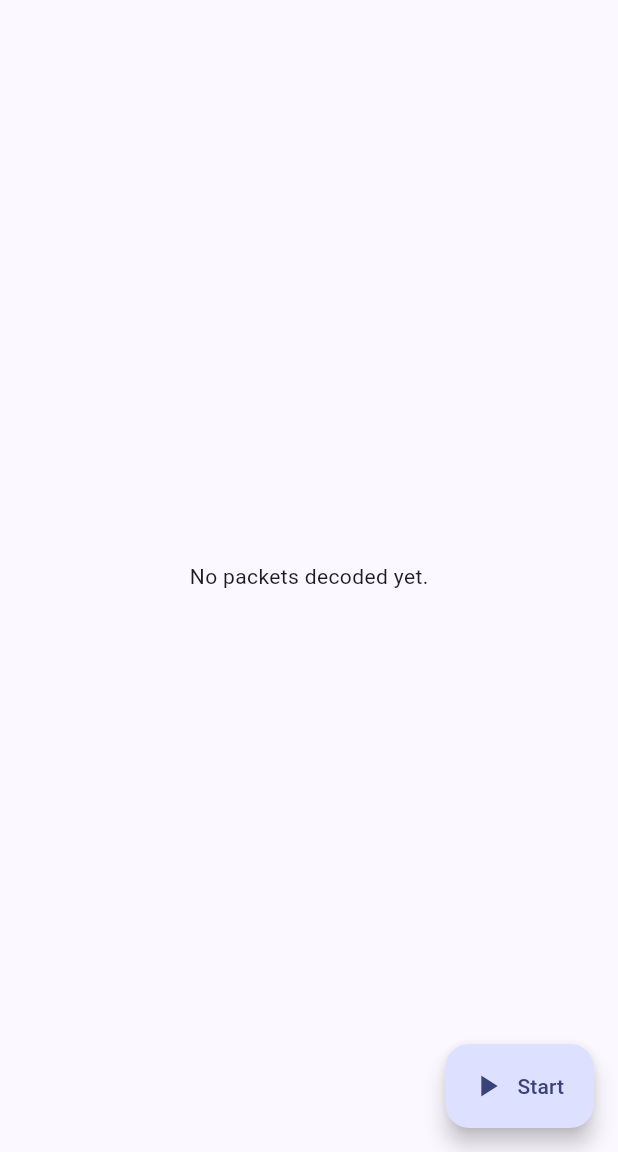
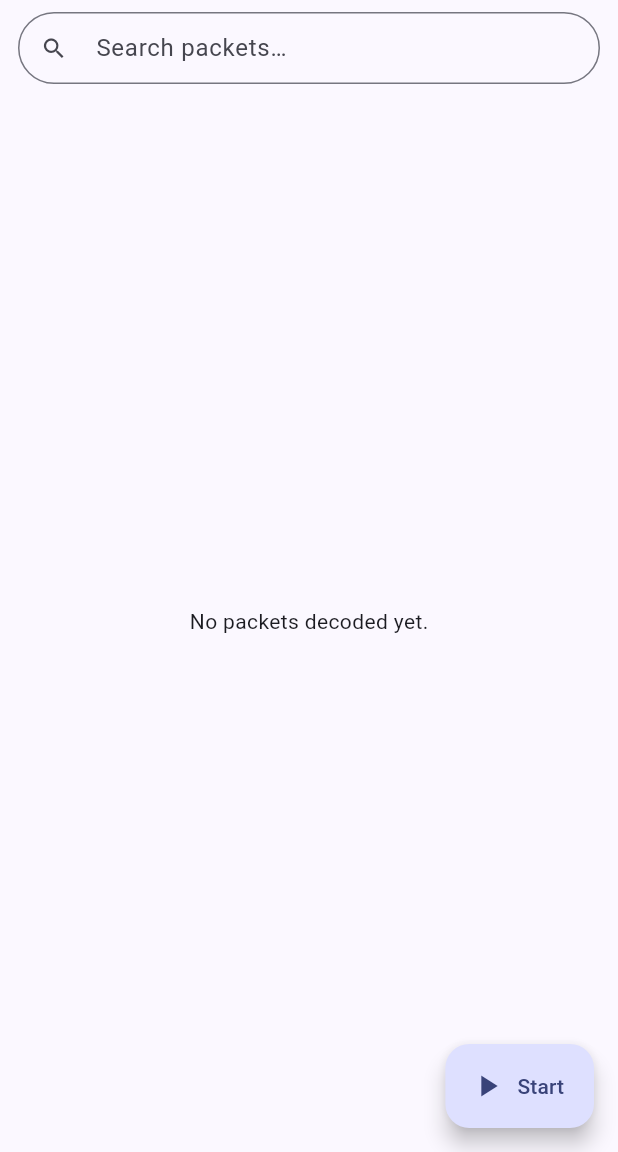
Before and after one commit to SarahRoseLives/and433, a Flutter app: the screen it shows after launch, on a phone screen of 412 x 824 dp, the part 84-1236 px from its top. Run offline on Flutter 3.47's test engine with Material 3 defaults, Android fonts, the phone set to English and light mode, and no system bars; missing offline and left inert: dart:ffi.

Commit message:
Add search bar and device model filter chips
Co-authored-by: Copilot <223556219+Copilot@users.noreply.github.com>

```diff
--- a/and433_app/lib/main.dart
+++ b/and433_app/lib/main.dart
@@ -1,4 +1,5 @@
 import 'dart:async';
+import 'dart:convert';
 
 import 'package:flutter/material.dart';
 import 'package:flutter/services.dart';
@@ -41,6 +42,29 @@ class _DecoderPageState extends State<DecoderPage> {
   String _status = 'Stopped';
   final List<Map<String, dynamic>> _packets = [];
   StreamSubscription<Map<String, dynamic>>? _sub;
+
+  // Search & filter state
+  String _searchQuery = '';
+  final Set<String> _selectedModels = {};
+
+  List<Map<String, dynamic>> get _filteredPackets {
+    final query = _searchQuery.toLowerCase();
+    return _packets.where((p) {
+      final matchesModel = _selectedModels.isEmpty ||
+          _selectedModels.contains(p['model'] as String? ?? 'Unknown');
+      final matchesSearch = query.isEmpty ||
+          jsonEncode(p).toLowerCase().contains(query);
+      return matchesModel && matchesSearch;
+    }).toList();
+  }
+
+  List<String> get _uniqueModels {
+    final seen = <String>{};
+    return _packets
+        .map((p) => p['model'] as String? ?? 'Unknown')
+        .where(seen.add)
+        .toList();
+  }
 
   Future<void> _start() async {
     setState(() {
@@ -130,14 +154,65 @@ class _DecoderPageState extends State<DecoderPage> {
       ),
       body: Column(
         children: [
+          // ── Search bar ─────────────────────────────────────────────────
+          Padding(
+            padding: const EdgeInsets.fromLTRB(12, 8, 12, 4),
+            child: TextField(
+              decoration: InputDecoration(
+                hintText: 'Search packets…',
+                prefixIcon: const Icon(Icons.search),
+                suffixIcon: _searchQuery.isNotEmpty
+                    ? IconButton(
+                        icon: const Icon(Icons.clear),
+                        onPressed: () => setState(() => _searchQuery = ''),
+                      )
+                    : null,
+                isDense: true,
+                border: OutlineInputBorder(
+                  borderRadius: BorderRadius.circular(24),
+                ),
+              ),
+              onChanged: (v) => setState(() => _searchQuery = v),
+            ),
+          ),
+          // ── Device filter chips ────────────────────────────────────────
+          if (_uniqueModels.isNotEmpty)
+            SizedBox(
+              height: 40,
+              child: ListView(
+                padding: const EdgeInsets.symmetric(horizontal: 12),
+                scrollDirection: Axis.horizontal,
+                children: _uniqueModels.map((model) {
+                  final selected = _selectedModels.contains(model);
+                  return Padding(
+                    padding: const EdgeInsets.only(right: 6),
+                    child: FilterChip(
+                      label: Text(model),
+                      selected: selected,
+                      onSelected: (on) => setState(() {
+                        if (on) {
+                          _selectedModels.add(model);
+                        } else {
+                          _selectedModels.remove(model);
+                        }
+                      }),
+                    ),
+                  );
+                }).toList(),
+              ),
+            ),
           // ── Decoded packets ────────────────────────────────────────────
           Expanded(
-            child: _packets.isEmpty
-                ? const Center(child: Text('No packets decoded yet.'))
+            child: _filteredPackets.isEmpty
+                ? Center(
+                    child: Text(_packets.isEmpty
+                        ? 'No packets decoded yet.'
+                        : 'No packets match filters.'),
+                  )
                 : ListView.builder(
-                    itemCount: _packets.length,
+                    itemCount: _filteredPackets.length,
                     itemBuilder: (context, index) {
-                      final p = _packets[index];
+                      final p = _filteredPackets[index];
                       final model = p['model'] as String? ?? 'Unknown';
                       final time = p['time'] as String? ?? '';
                       return ListTile(
```
